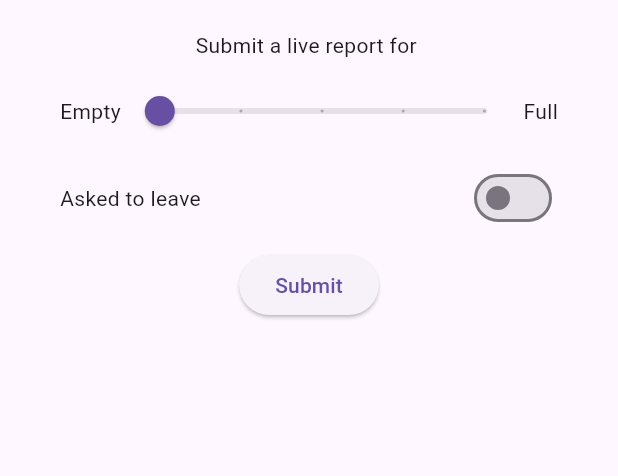
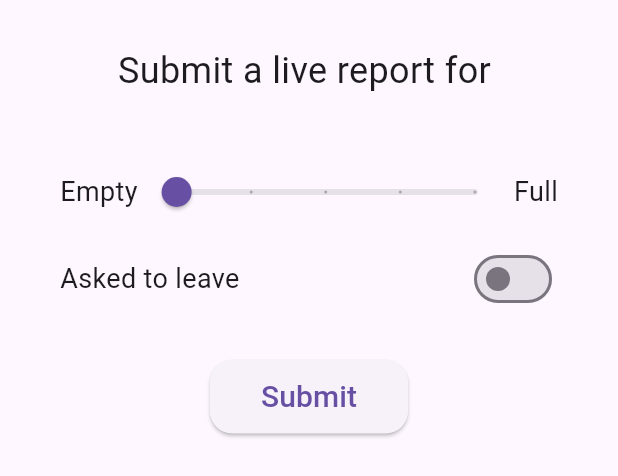
Before and after one commit to aidandagnall/lab_monitor_client, a Flutter app: the RoomReportBottomSheet widget shown alone on an empty page, opened directly with empty values, on a phone screen of 412 x 824 dp. Shown: the top 476 px of the screen. Run offline on Flutter 3.47's test engine with Material 2 defaults, Android fonts, the phone set to English and light mode, and no system bars; our stand-ins replace firebase_core, firebase_database, flutter_staggered_animations, google_fonts; missing offline and left inert: dart:html; accounts and stored records are empty; network calls fail.

Commit message:
Better font styling

```diff
--- a/lib/views/room_report_bottom_sheet.dart
+++ b/lib/views/room_report_bottom_sheet.dart
@@ -19,21 +19,28 @@ class _RoomReportBottomSheetState extends State<RoomReportBottomSheet> {
   Widget build(BuildContext context) {
     return Container(
       decoration: BoxDecoration(
-          borderRadius: BorderRadius.vertical(top: Radius.circular(20)),
+          borderRadius: const BorderRadius.vertical(top: Radius.circular(20)),
           color: Theme.of(context).colorScheme.surface),
       child: Padding(
-          padding: const EdgeInsets.symmetric(vertical: 20, horizontal: 20),
+          padding: const EdgeInsets.symmetric(vertical: 30, horizontal: 20),
           child: Column(
             mainAxisSize: MainAxisSize.min,
             children: [
-              Text("Submit a live report for ${widget.room.name}"),
+              Text(
+                "Submit a live report for ${widget.room.name}",
+                style: const TextStyle(fontSize: 24),
+              ),
+              const SizedBox(height: 20),
               Padding(
-                  padding: EdgeInsets.symmetric(horizontal: 20, vertical: 10),
+                  padding: const EdgeInsets.symmetric(horizontal: 20, vertical: 20),
                   child: Column(children: [
                     Row(
                       mainAxisSize: MainAxisSize.max,
                       children: [
-                        const Text("Empty"),
+                        const Text(
+                          "Empty",
+                          style: TextStyle(fontSize: 18),
+                        ),
                         Expanded(
                             child: Slider(
                           value: popularity.index.toDouble(),
@@ -44,7 +51,10 @@ class _RoomReportBottomSheetState extends State<RoomReportBottomSheet> {
                           max: 4,
                           divisions: widget.room.type == RoomType.lab ? 4 : 1,
                         )),
-                        const Text("Full"),
+                        const Text(
+                          "Full",
+                          style: TextStyle(fontSize: 18),
+                        ),
                       ],
                     ),
                     const SizedBox(height: 10),
@@ -52,7 +62,10 @@ class _RoomReportBottomSheetState extends State<RoomReportBottomSheet> {
                       mainAxisSize: MainAxisSize.max,
                       mainAxisAlignment: MainAxisAlignment.spaceBetween,
                       children: [
-                        const Text("Asked to leave"),
+                        const Text(
+                          "Asked to leave",
+                          style: TextStyle(fontSize: 18),
+                        ),
                         Switch(
                             value: beenRemoved,
                             onChanged: (value) => setState(
@@ -60,7 +73,7 @@ class _RoomReportBottomSheetState extends State<RoomReportBottomSheet> {
                                 ))
                       ],
                     ),
-                    const SizedBox(height: 10),
+                    const SizedBox(height: 30),
                     Row(
                       mainAxisAlignment: MainAxisAlignment.center,
                       children: [
@@ -73,12 +86,17 @@ class _RoomReportBottomSheetState extends State<RoomReportBottomSheet> {
                                       beenRemoved ? RemovalChance.definite : RemovalChance.low));
                               Navigator.pop(context);
                             },
-                            child: const Text("Submit"))
+                            style: ButtonStyle(
+                                shape: MaterialStateProperty.all(const RoundedRectangleBorder(
+                                    borderRadius: BorderRadius.all(Radius.circular(15))))),
+                            child: const Padding(
+                                padding: EdgeInsets.all(10),
+                                child: Text("Submit", style: TextStyle(fontSize: 20))))
                       ],
                     )
                   ])),
               const SizedBox(
-                height: 40,
+                height: 10,
               )
             ],
           )),
```
